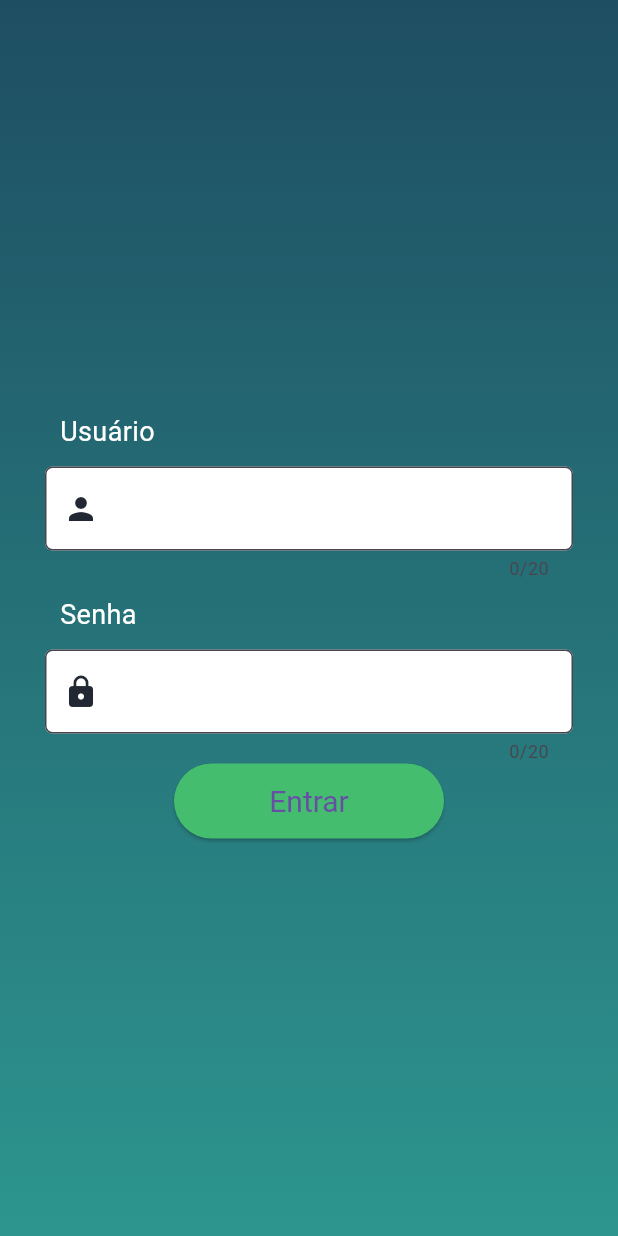
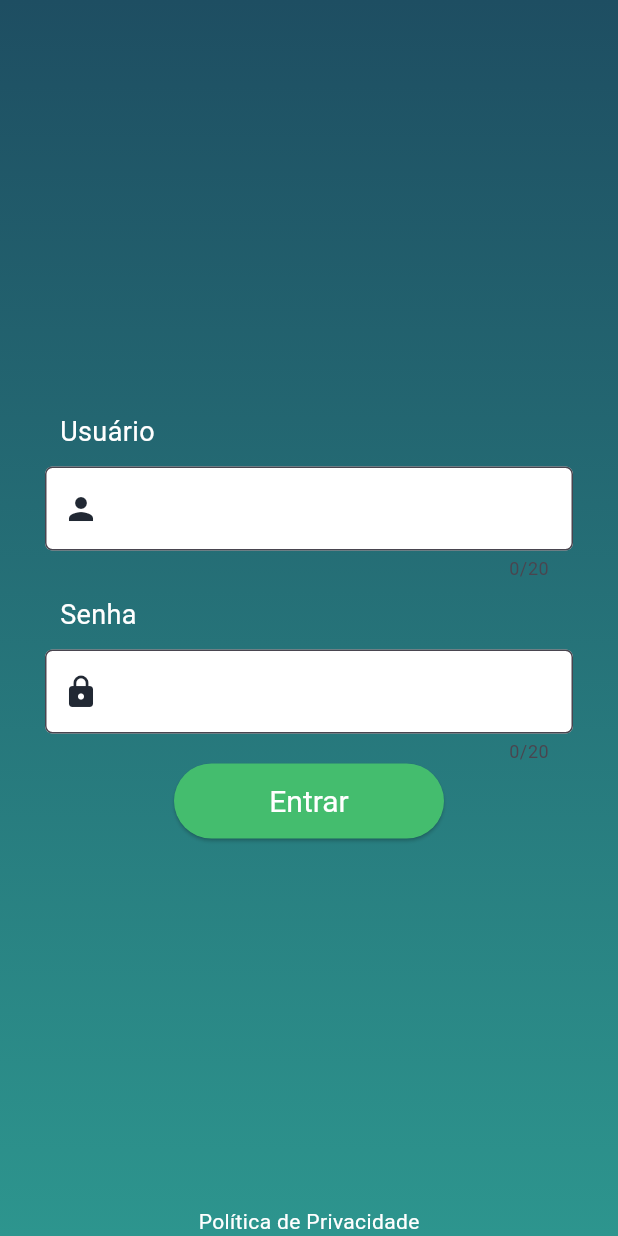
Before and after one commit to anaclara-s/prova_flutter, a Flutter app: the screen it shows after launch, on a phone screen of 412 x 824 dp. Run offline on Flutter 3.47's test engine with Material 3 defaults, Android fonts, the phone set to English and light mode, and no system bars.

Commit message:
adicionado Url

```diff
--- a/lib/custom_elevated_button.dart
+++ b/lib/custom_elevated_button.dart
@@ -22,7 +22,10 @@ class _CustomElevatedButtonState extends State<CustomElevatedButton> {
     );
 
     return ElevatedButton(
-      child: Text('Entrar'),
+      child: Text(
+        'Entrar',
+        style: TextStyle(color: Colors.white),
+      ),
       style: style,
       onPressed: () {},
     );
--- a/lib/login_screen.dart
+++ b/lib/login_screen.dart
@@ -1,11 +1,23 @@
 import 'package:flutter/material.dart';
+import 'package:url_launcher/url_launcher.dart';
 
 import 'constants.dart';
 import 'custom_elevated_button.dart';
 import 'custom_text_form_field.dart';
 
 class LoginScreen extends StatelessWidget {
-  const LoginScreen({super.key});
+  LoginScreen({super.key});
+
+  final Uri _url = Uri.parse('https://www.google.com.br');
+
+  // _launchURL() async {
+  //   final url = Uri.parse('https://www.google.com.br');
+  //   if (await canLaunch(url.toString())) {
+  //     await launch(url.toString());
+  //   } else {
+  //     throw 'Não foi possivel iniciar: $url';
+  //   }
+  // }
 
   @override
   Widget build(BuildContext context) {
@@ -21,7 +33,9 @@ class LoginScreen extends StatelessWidget {
             ],
           ),
         ),
-        child: Padding(
+        child: Stack(
+          children: [
+            Padding(
               padding: const EdgeInsets.all(30),
               child: Column(
                 mainAxisAlignment: MainAxisAlignment.center,
@@ -31,7 +45,8 @@ class LoginScreen extends StatelessWidget {
                     text: 'Usuário',
                     maxLength: 20,
                     keyboardType: TextInputType.text,
-                prefixIcon: Icon(Icons.person, color: kLoginScreenIconColor),
+                    prefixIcon:
+                        Icon(Icons.person, color: kLoginScreenIconColor),
                   ),
                   CustomTextFormField(
                     text: 'Senha',
@@ -43,7 +58,25 @@ class LoginScreen extends StatelessWidget {
                 ],
               ),
             ),
+            Align(
+              alignment: Alignment.bottomCenter,
+              child: GestureDetector(
+                onDoubleTap: _launchURL,
+                child: Text(
+                  'Política de Privacidade',
+                  style: TextStyle(color: Colors.white),
+                ),
+              ),
+            ),
+          ],
+        ),
       ),
     );
   }
+
+  Future<void> _launchURL() async {
+    if (!await launchUrl(_url)) {
+      throw Exception('Could not launch $_url');
     }
+  }
+}
--- a/pubspec.yaml
+++ b/pubspec.yaml
@@ -35,6 +35,7 @@ dependencies:
   # The following adds the Cupertino Icons font to your application.
   # Use with the CupertinoIcons class for iOS style icons.
   cupertino_icons: ^1.0.2
+  url_launcher: ^6.2.1
 
 dev_dependencies:
   flutter_test:
```
Also changed, not shown: pubspec.lock, 5 other files. Lines whose indentation alone changed are shown as unchanged.
